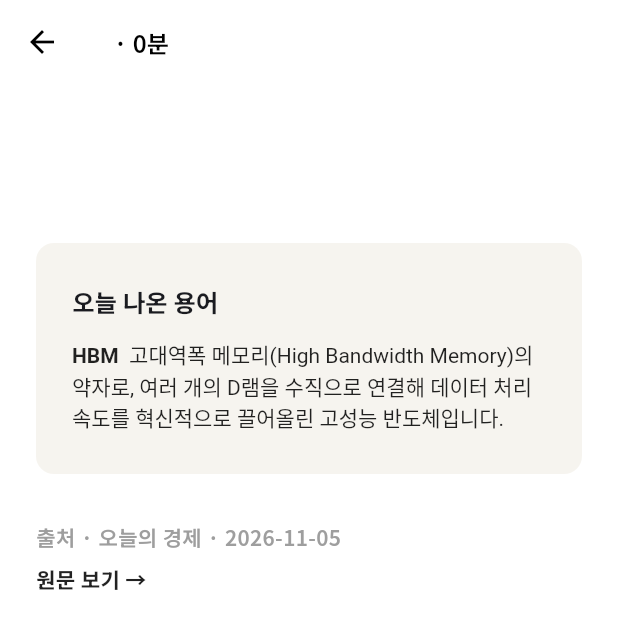
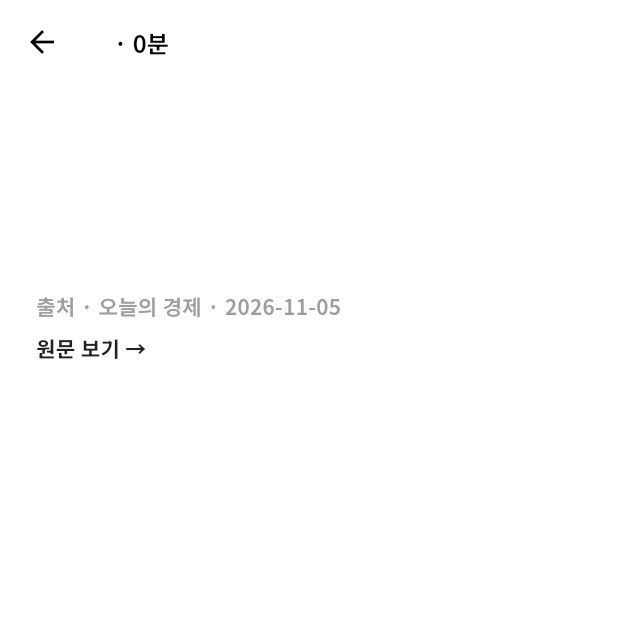
Before and after one commit to Oneul-Economy/Oneul-Economy, a Flutter app: the NewsDetailScreen screen opened directly with empty values, on a phone screen of 412 x 824 dp. Shown: the top 629 px of the screen. Run offline on Flutter 3.47's test engine with Material 3 defaults, Android fonts, the phone set to English and light mode, and no system bars; project files that could hold a hidden picture were left out.

Commit message:
용어도 데이터 가져오기

```diff
--- a/Frontend/lib/screens/news_detail_screen.dart
+++ b/Frontend/lib/screens/news_detail_screen.dart
@@ -11,14 +11,18 @@ class NewsDetailScreen extends StatelessWidget {
   Widget build(BuildContext context) {
     return Scaffold(
       backgroundColor: Colors.white,
+
       appBar: AppBar(
         title: Text('${news.stockName} · ${news.readMinutes}분', style: TextStyle(fontSize: 16)),
         backgroundColor: Colors.white,
         foregroundColor: Colors.black,
         elevation: 0,
       ),
+
       body: SingleChildScrollView(
+
         padding: const EdgeInsets.all(24),
+
         child: Column(
           crossAxisAlignment: CrossAxisAlignment.start,
           children: [
@@ -26,13 +30,18 @@ class NewsDetailScreen extends StatelessWidget {
               news.title,
               style: TextStyle(fontSize: 24, fontWeight: FontWeight.bold),
             ),
+
             const SizedBox(height: 24),
+
             for (final paragraph in news.body)
               Padding(
                 padding: const EdgeInsets.only(bottom: 16),
                 child: Text(paragraph, style: const TextStyle(fontSize: 16, height: 1.7)),
             ),
+
             const SizedBox(height: 24),
+
+            if (news.terms.isNotEmpty)
               Container(
                 width: double.infinity,
                 padding: const EdgeInsets.symmetric(vertical: 28, horizontal: 24),
@@ -40,6 +49,7 @@ class NewsDetailScreen extends StatelessWidget {
                   color: const Color(0xFFF6F4EF),
                   borderRadius: BorderRadius.circular(12),
                 ),
+
                 child: Column(
                   crossAxisAlignment: CrossAxisAlignment.start,
                   children: [
@@ -47,20 +57,29 @@ class NewsDetailScreen extends StatelessWidget {
                       '오늘 나온 용어',
                       style: TextStyle(fontSize: 16, fontWeight: FontWeight.bold),
                     ),
+
                     const SizedBox(height: 12),
+
+                    for (Term term in news.terms)
                       RichText(
-                    text: const TextSpan(
+                        text: TextSpan(
                           style: TextStyle(color: Colors.black87, fontSize: 14, height: 1.5),
                           children: [
-                        TextSpan(text: 'HBM  ', style: TextStyle(fontWeight: FontWeight.bold)),
-                        TextSpan(text: '고대역폭 메모리(High Bandwidth Memory)의 약자로, 여러 개의 D램을 수직으로 연결해 데이터 처리 속도를 혁신적으로 끌어올린 고성능 반도체입니다.'),
+                            TextSpan(text: '${term.word} ',
+                            style: TextStyle(fontWeight: FontWeight.bold)
+                            ),
+                            TextSpan(text: term.meaning),
                           ],
                         ),
                       ),
                   ],
                 ),
+
+
               ),
+
             const SizedBox(height: 32),
+
             const Text(
               '출처 · 오늘의 경제 · 2026-11-05',
               style: TextStyle(fontSize: 14, color: Colors.grey),
```
Lines whose indentation alone changed are shown as unchanged.
